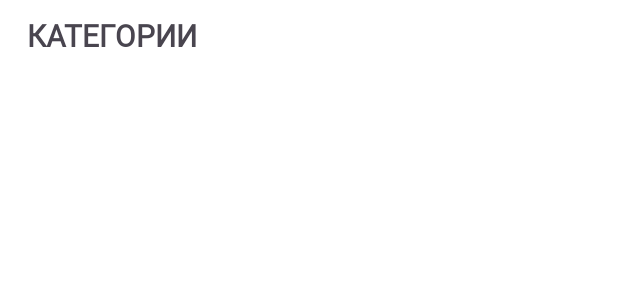
After one commit to NurGuru/RecipesApp, an Android app: the layout fragment_list_categories.xml on its own in the app's theme, with its tools: preview values and no code run, on a phone screen of 412 x 824 dp. The commit adds this screen. Shown: the top 300 px of the screen. Run offline under Robolectric (Android 15) with nearby library versions, the phone set to English and light mode, and no system bars.

Commit message:
Ra-04 created categories fragment

```diff
--- a/app/build.gradle
+++ b/app/build.gradle
@@ -36,7 +36,7 @@ android {
 }
 
 dependencies {
-
+    implementation("androidx.fragment:fragment-ktx:1.6.2")
     implementation 'androidx.core:core-ktx:1.8.0'
     implementation 'androidx.appcompat:appcompat:1.6.1'
     implementation 'com.google.android.material:material:1.5.0'
--- a/app/src/main/java/ru/nurguru/recipesapp/MainActivity.kt
+++ b/app/src/main/java/ru/nurguru/recipesapp/MainActivity.kt
@@ -3,13 +3,18 @@ package ru.nurguru.recipesapp
 import androidx.appcompat.app.AppCompatActivity
 import android.os.Bundle
 import ru.nurguru.recipesapp.databinding.ActivityMainBinding
+import ru.nurguru.recipesapp.databinding.FragmentListCategoriesBinding
 
 
 class MainActivity : AppCompatActivity() {
     private lateinit var binding: ActivityMainBinding
+
     override fun onCreate(savedInstanceState: Bundle?) {
         super.onCreate(savedInstanceState)
         binding = ActivityMainBinding.inflate(layoutInflater)
         setContentView(binding.root)
+
+        supportFragmentManager.beginTransaction().add(R.id.mainContainer,CategoriesListFragment()).commit()
+
     }
 }
--- /dev/null
+++ b/app/src/main/res/layout/fragment_list_categories.xml
@@ -0,0 +1,23 @@
+<?xml version="1.0" encoding="utf-8"?>
+<androidx.constraintlayout.widget.ConstraintLayout xmlns:android="http://schemas.android.com/apk/res/android"
+    android:layout_width="match_parent"
+    android:layout_height="match_parent"
+    xmlns:app="http://schemas.android.com/apk/res-auto"
+    android:background="@color/white">
+
+
+    <TextView
+        android:id="@+id/title_categories"
+        android:layout_width="wrap_content"
+        android:layout_height="wrap_content"
+        android:text="@string/title_categories"
+        android:width="149dp"
+        android:height="44dp"
+        android:padding="10dp"
+        android:textSize="20sp"
+        android:fontFamily="@font/montserratalternates_regular"
+        android:textAllCaps="true"
+        android:textFontWeight="600"
+        android:gravity="center"
+       />
+</androidx.constraintlayout.widget.ConstraintLayout>
```
Also changed, not shown: app/src/main/java/ru/nurguru/recipesapp/CategoriesListFragment.kt (added, +20 -0 lines), app/src/main/res/layout/activity_main.xml (+15 -4 lines).
